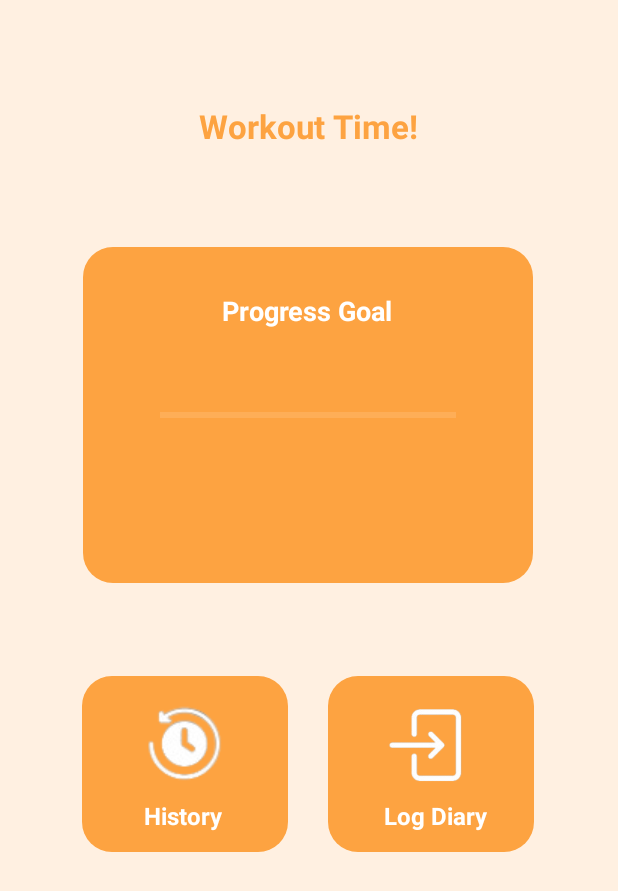
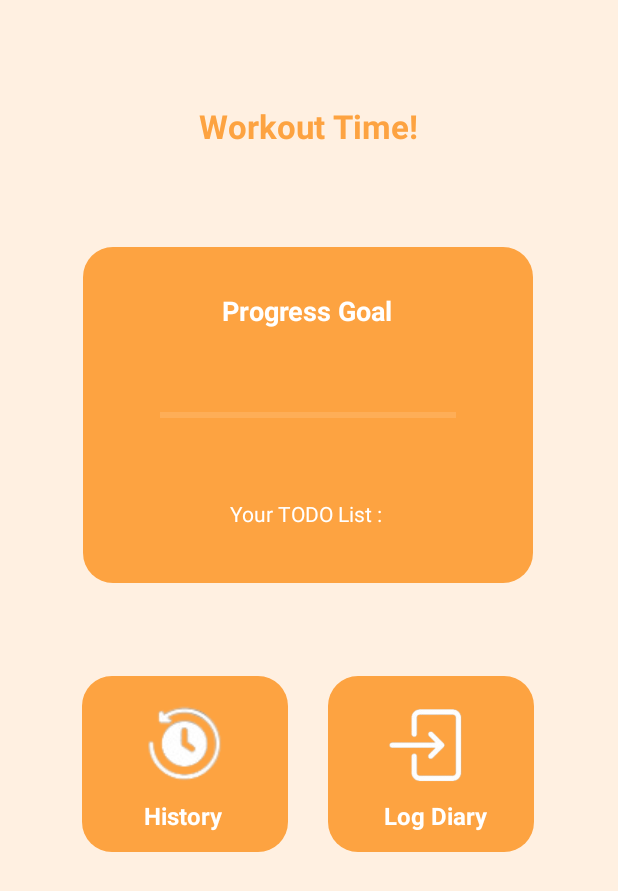
Before and after one commit to XINMEILIM/MADASSIGNMENTGROUP4, an Android app: the screen it shows after launch (MainActivity), on a phone screen of 412 x 824 dp. Shown: the top 891 px of the screen. Run offline under Robolectric (Android 15) with nearby library versions, the phone set to English and light mode, and no system bars.

Commit message:
commit-04

```diff
--- a/app/src/main/java/com/example/madassignment4/ExerciseHomeFragment.java
+++ b/app/src/main/java/com/example/madassignment4/ExerciseHomeFragment.java
@@ -32,6 +32,7 @@ public class ExerciseHomeFragment extends Fragment {
         Cursor cursor = dbHelper.getLatestFitnessSettingAndGoals(db);
 
         StringBuilder descriptionBuilder = new StringBuilder();
+        descriptionBuilder.append("Your TODO List : \n");
 
         if (cursor != null && cursor.moveToFirst()) {
             do {
@@ -80,9 +81,8 @@ public class ExerciseHomeFragment extends Fragment {
     // Method to calculate and set progress
     private void calculateAndSetProgress() {
         FitnessDatabaseHelper dbHelper = new FitnessDatabaseHelper(getContext());
-        SQLiteDatabase db = dbHelper.getReadableDatabase();
 
-        try {
+        try (SQLiteDatabase db = dbHelper.getReadableDatabase()) {
             // Retrieve the latest fitnessID
             Cursor latestFitnessCursor = db.rawQuery(
                     "SELECT MAX(fitnessID) AS latestFitnessID FROM " + FitnessDatabaseHelper.TABLE_FITNESS_SETTING,
@@ -101,7 +101,7 @@ public class ExerciseHomeFragment extends Fragment {
 
             // Query total sum of attributes in TABLE_EXERCISE_LOG for the latest fitnessID
             Cursor logCursor = db.rawQuery(
-                    "SELECT SUM(CAST(attributes AS INTEGER)) AS totalAttributes " +
+                    "SELECT SUM(CAST(REPLACE(attributes, SUBSTR(attributes, INSTR(attributes, ' '), LENGTH(attributes)), '') AS INTEGER)) AS totalAttributes " +
                             "FROM " + FitnessDatabaseHelper.TABLE_EXERCISE_LOG + " " +
                             "WHERE fitnessID = ?",
                     new String[]{String.valueOf(latestFitnessID)}
@@ -114,7 +114,7 @@ public class ExerciseHomeFragment extends Fragment {
 
             // Query total sum of attributes in TABLE_GOAL_SETTING for the latest fitnessID
             Cursor goalCursor = db.rawQuery(
-                    "SELECT SUM(CAST(attributes AS INTEGER)) AS totalAttributes " +
+                    "SELECT SUM(CAST(REPLACE(attributes, SUBSTR(attributes, INSTR(attributes, ' '), LENGTH(attributes)), '') AS INTEGER)) AS totalAttributes " +
                             "FROM " + FitnessDatabaseHelper.TABLE_GOAL_SETTING + " " +
                             "WHERE fitnessID = ?",
                     new String[]{String.valueOf(latestFitnessID)}
@@ -130,9 +130,6 @@ public class ExerciseHomeFragment extends Fragment {
             progressBar.setProgress(progress); // Update the progress bar
         } catch (Exception e) {
             Toast.makeText(getContext(), "Error calculating progress: " + e.getMessage(), Toast.LENGTH_SHORT).show();
-        } finally {
-            db.close();
         }
     }
-
 }
--- a/app/src/main/java/com/example/madassignment4/FitnessDatabaseHelper.java
+++ b/app/src/main/java/com/example/madassignment4/FitnessDatabaseHelper.java
@@ -7,7 +7,7 @@ import android.database.sqlite.SQLiteOpenHelper;
 
 public class FitnessDatabaseHelper extends SQLiteOpenHelper {
 
-    private static final String DATABASE_NAME = "FitnessApp007.db";
+    private static final String DATABASE_NAME = "FitnessApp001.db";
     private static final int DATABASE_VERSION = 3;
 
     // Table names
--- a/app/src/main/res/layout/fragment_exercise_home.xml
+++ b/app/src/main/res/layout/fragment_exercise_home.xml
@@ -136,7 +136,7 @@
         app:layout_constraintHorizontal_bias="0.504"
         app:layout_constraintStart_toStartOf="@+id/BtnProgressGoal"
         app:layout_constraintTop_toTopOf="@+id/BtnProgressGoal"
-        app:layout_constraintVertical_bias="0.848" />
+        app:layout_constraintVertical_bias="0.892" />
 
     <ImageView
         android:id="@+id/imageView"
```
